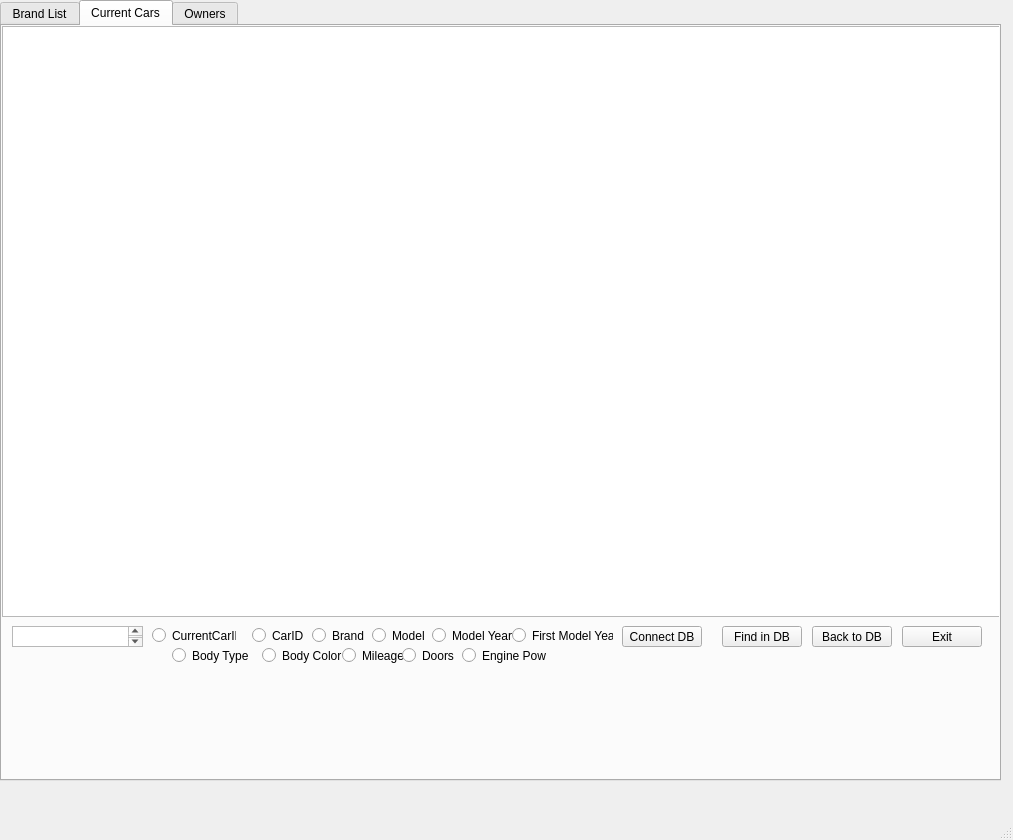
Apache163/Cars2.1, file Cars_Database/mainwindow.ui: the form before one commit.
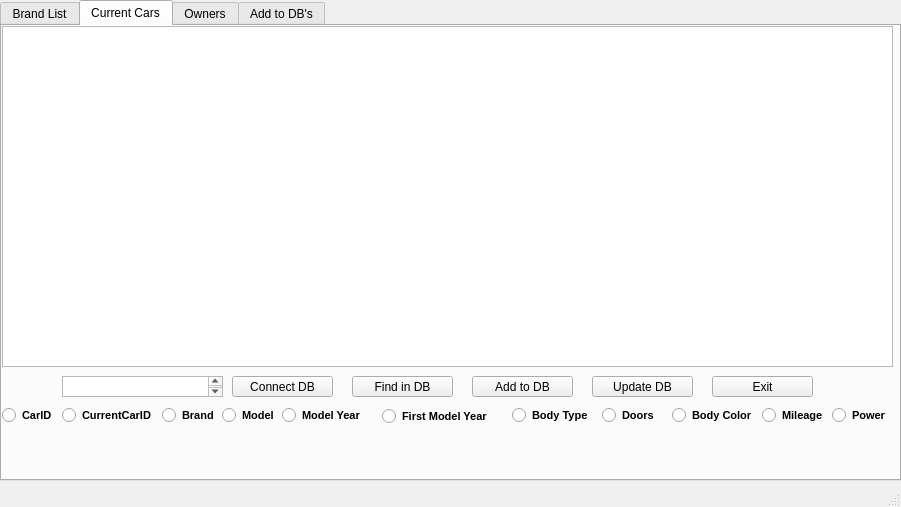
The form after the commit. The open tabs and pages were chosen to show the change.

```diff
--- a/Cars_Database/mainwindow.ui
+++ b/Cars_Database/mainwindow.ui
@@ -6,8 +6,8 @@
    <rect>
     <x>0</x>
     <y>0</y>
-    <width>1013</width>
-    <height>840</height>
+    <width>901</width>
+    <height>507</height>
    </rect>
   </property>
   <property name="windowTitle">
@@ -19,8 +19,8 @@
      <rect>
       <x>0</x>
       <y>0</y>
-      <width>1001</width>
-      <height>781</height>
+      <width>901</width>
+      <height>481</height>
      </rect>
     </property>
     <property name="currentIndex">
@@ -219,21 +219,167 @@
      <widget class="QTextEdit" name="textEdit_2">
       <property name="geometry">
        <rect>
-        <x>10</x>
-        <y>600</y>
-        <width>131</width>
+        <x>60</x>
+        <y>350</y>
+        <width>161</width>
         <height>21</height>
        </rect>
       </property>
      </widget>
-     <widget class="QRadioButton" name="radioButton_9">
+     <widget class="QPushButton" name="pushButton_FindDB2">
       <property name="geometry">
        <rect>
-        <x>150</x>
-        <y>600</y>
-        <width>84</width>
+        <x>350</x>
+        <y>350</y>
+        <width>101</width>
+        <height>21</height>
+       </rect>
+      </property>
+      <property name="text">
+       <string>Find in DB</string>
+      </property>
+     </widget>
+     <widget class="QPushButton" name="pushButton_UpdateDB2">
+      <property name="geometry">
+       <rect>
+        <x>590</x>
+        <y>350</y>
+        <width>101</width>
+        <height>21</height>
+       </rect>
+      </property>
+      <property name="text">
+       <string>Update DB</string>
+      </property>
+     </widget>
+     <widget class="QPushButton" name="pushButton_Exit2">
+      <property name="geometry">
+       <rect>
+        <x>710</x>
+        <y>350</y>
+        <width>101</width>
+        <height>21</height>
+       </rect>
+      </property>
+      <property name="text">
+       <string>Exit</string>
+      </property>
+     </widget>
+     <widget class="QTableView" name="tableView_2">
+      <property name="geometry">
+       <rect>
+        <x>0</x>
+        <y>0</y>
+        <width>891</width>
+        <height>341</height>
+       </rect>
+      </property>
+     </widget>
+     <widget class="QPushButton" name="pushButton_ConnectDB2">
+      <property name="geometry">
+       <rect>
+        <x>230</x>
+        <y>350</y>
+        <width>101</width>
+        <height>21</height>
+       </rect>
+      </property>
+      <property name="text">
+       <string>Connect DB</string>
+      </property>
+     </widget>
+     <widget class="QPushButton" name="pushButton_AddToDB2">
+      <property name="geometry">
+       <rect>
+        <x>470</x>
+        <y>350</y>
+        <width>101</width>
+        <height>21</height>
+       </rect>
+      </property>
+      <property name="text">
+       <string>Add to DB</string>
+      </property>
+     </widget>
+     <widget class="QRadioButton" name="radioButton_Mileage2">
+      <property name="geometry">
+       <rect>
+        <x>760</x>
+        <y>380</y>
+        <width>71</width>
         <height>19</height>
        </rect>
+      </property>
+      <property name="font">
+       <font>
+        <family>Arimo</family>
+        <pointsize>8</pointsize>
+        <weight>75</weight>
+        <bold>true</bold>
+       </font>
+      </property>
+      <property name="text">
+       <string>Mileage</string>
+      </property>
+     </widget>
+     <widget class="QRadioButton" name="radioButton_Brand2">
+      <property name="geometry">
+       <rect>
+        <x>160</x>
+        <y>380</y>
+        <width>67</width>
+        <height>19</height>
+       </rect>
+      </property>
+      <property name="font">
+       <font>
+        <family>Arimo</family>
+        <pointsize>8</pointsize>
+        <weight>75</weight>
+        <bold>true</bold>
+       </font>
+      </property>
+      <property name="text">
+       <string>Brand</string>
+      </property>
+     </widget>
+     <widget class="QRadioButton" name="radioButton_Model2">
+      <property name="geometry">
+       <rect>
+        <x>220</x>
+        <y>380</y>
+        <width>61</width>
+        <height>19</height>
+       </rect>
+      </property>
+      <property name="font">
+       <font>
+        <family>Arimo</family>
+        <pointsize>8</pointsize>
+        <weight>75</weight>
+        <bold>true</bold>
+       </font>
+      </property>
+      <property name="text">
+       <string>Model</string>
+      </property>
+     </widget>
+     <widget class="QRadioButton" name="radioButton_CCID2">
+      <property name="geometry">
+       <rect>
+        <x>60</x>
+        <y>380</y>
+        <width>111</width>
+        <height>19</height>
+       </rect>
+      </property>
+      <property name="font">
+       <font>
+        <family>Arimo</family>
+        <pointsize>8</pointsize>
+        <weight>75</weight>
+        <bold>true</bold>
+       </font>
       </property>
       <property name="text">
        <string>CurrentCarID</string>
@@ -242,11 +388,40 @@
      <widget class="QRadioButton" name="radioButton_10">
       <property name="geometry">
        <rect>
-        <x>250</x>
-        <y>600</y>
-        <width>51</width>
+        <x>600</x>
+        <y>380</y>
+        <width>61</width>
         <height>19</height>
        </rect>
+      </property>
+      <property name="font">
+       <font>
+        <family>Arimo</family>
+        <pointsize>8</pointsize>
+        <weight>75</weight>
+        <bold>true</bold>
+       </font>
+      </property>
+      <property name="text">
+       <string>Doors</string>
+      </property>
+     </widget>
+     <widget class="QRadioButton" name="radioButton_CarID2">
+      <property name="geometry">
+       <rect>
+        <x>0</x>
+        <y>380</y>
+        <width>61</width>
+        <height>19</height>
+       </rect>
+      </property>
+      <property name="font">
+       <font>
+        <family>Arimo</family>
+        <pointsize>8</pointsize>
+        <weight>75</weight>
+        <bold>true</bold>
+       </font>
       </property>
       <property name="text">
        <string>CarID</string>
@@ -255,182 +430,108 @@
      <widget class="QRadioButton" name="radioButton_11">
       <property name="geometry">
        <rect>
-        <x>310</x>
-        <y>600</y>
-        <width>84</width>
+        <x>280</x>
+        <y>380</y>
+        <width>91</width>
         <height>19</height>
        </rect>
       </property>
-      <property name="text">
-       <string>Brand</string>
-      </property>
-     </widget>
-     <widget class="QRadioButton" name="radioButton_12">
-      <property name="geometry">
-       <rect>
-        <x>370</x>
-        <y>600</y>
-        <width>61</width>
-        <height>19</height>
-       </rect>
-      </property>
-      <property name="text">
-       <string>Model</string>
-      </property>
-     </widget>
-     <widget class="QRadioButton" name="radioButton_13">
-      <property name="geometry">
-       <rect>
-        <x>430</x>
-        <y>600</y>
-        <width>84</width>
-        <height>19</height>
-       </rect>
+      <property name="font">
+       <font>
+        <family>Arimo</family>
+        <pointsize>8</pointsize>
+        <weight>75</weight>
+        <bold>true</bold>
+       </font>
       </property>
       <property name="text">
        <string>Model Year</string>
       </property>
      </widget>
-     <widget class="QRadioButton" name="radioButton_14">
+     <widget class="QRadioButton" name="radioButton_BodyColor2">
+      <property name="geometry">
+       <rect>
+        <x>670</x>
+        <y>380</y>
+        <width>91</width>
+        <height>19</height>
+       </rect>
+      </property>
+      <property name="font">
+       <font>
+        <family>Arimo</family>
+        <pointsize>8</pointsize>
+        <weight>75</weight>
+        <bold>true</bold>
+       </font>
+      </property>
+      <property name="text">
+       <string>Body Color</string>
+      </property>
+     </widget>
+     <widget class="QRadioButton" name="radioButton_BodyType2">
       <property name="geometry">
        <rect>
         <x>510</x>
-        <y>600</y>
-        <width>101</width>
+        <y>380</y>
+        <width>91</width>
         <height>19</height>
        </rect>
+      </property>
+      <property name="font">
+       <font>
+        <family>Arimo</family>
+        <pointsize>8</pointsize>
+        <weight>75</weight>
+        <bold>true</bold>
+       </font>
+      </property>
+      <property name="text">
+       <string>Body Type</string>
+      </property>
+     </widget>
+     <widget class="QRadioButton" name="radioButton_Power2">
+      <property name="geometry">
+       <rect>
+        <x>830</x>
+        <y>380</y>
+        <width>61</width>
+        <height>19</height>
+       </rect>
+      </property>
+      <property name="font">
+       <font>
+        <family>Arimo</family>
+        <pointsize>8</pointsize>
+        <weight>75</weight>
+        <bold>true</bold>
+       </font>
+      </property>
+      <property name="text">
+       <string>Power</string>
+      </property>
+     </widget>
+     <widget class="QRadioButton" name="radioButton_FirstModel2">
+      <property name="geometry">
+       <rect>
+        <x>380</x>
+        <y>380</y>
+        <width>121</width>
+        <height>20</height>
+       </rect>
+      </property>
+      <property name="font">
+       <font>
+        <family>Arimo</family>
+        <pointsize>8</pointsize>
+        <weight>75</weight>
+        <bold>true</bold>
+       </font>
       </property>
       <property name="text">
        <string>First Model Year</string>
       </property>
      </widget>
-     <widget class="QRadioButton" name="radioButton_15">
-      <property name="geometry">
-       <rect>
-        <x>170</x>
-        <y>620</y>
-        <width>84</width>
-        <height>19</height>
-       </rect>
-      </property>
-      <property name="text">
-       <string>Body Type</string>
-      </property>
-     </widget>
-     <widget class="QRadioButton" name="radioButton_16">
-      <property name="geometry">
-       <rect>
-        <x>260</x>
-        <y>620</y>
-        <width>84</width>
-        <height>19</height>
-       </rect>
-      </property>
-      <property name="text">
-       <string>Body Color</string>
-      </property>
-     </widget>
-     <widget class="QRadioButton" name="radioButton_17">
-      <property name="geometry">
-       <rect>
-        <x>340</x>
-        <y>620</y>
-        <width>61</width>
-        <height>19</height>
-       </rect>
-      </property>
-      <property name="text">
-       <string>Mileage</string>
-      </property>
-     </widget>
-     <widget class="QRadioButton" name="radioButton_18">
-      <property name="geometry">
-       <rect>
-        <x>400</x>
-        <y>620</y>
-        <width>61</width>
-        <height>19</height>
-       </rect>
-      </property>
-      <property name="text">
-       <string>Doors</string>
-      </property>
-     </widget>
-     <widget class="QRadioButton" name="radioButton_19">
-      <property name="geometry">
-       <rect>
-        <x>460</x>
-        <y>620</y>
-        <width>84</width>
-        <height>19</height>
-       </rect>
-      </property>
-      <property name="text">
-       <string>Engine Power</string>
-      </property>
-     </widget>
-     <widget class="QPushButton" name="pushButton_4">
-      <property name="geometry">
-       <rect>
-        <x>720</x>
-        <y>600</y>
-        <width>80</width>
-        <height>21</height>
-       </rect>
-      </property>
-      <property name="text">
-       <string>Find in DB</string>
-      </property>
-     </widget>
-     <widget class="QPushButton" name="pushButton_5">
-      <property name="geometry">
-       <rect>
-        <x>810</x>
-        <y>600</y>
-        <width>80</width>
-        <height>21</height>
-       </rect>
-      </property>
-      <property name="text">
-       <string>Back to DB</string>
-      </property>
-     </widget>
-     <widget class="QPushButton" name="pushButton_6">
-      <property name="geometry">
-       <rect>
-        <x>900</x>
-        <y>600</y>
-        <width>80</width>
-        <height>21</height>
-       </rect>
-      </property>
-      <property name="text">
-       <string>Exit</string>
-      </property>
-     </widget>
-     <widget class="QTableView" name="tableView_2">
-      <property name="geometry">
-       <rect>
-        <x>0</x>
-        <y>0</y>
-        <width>1001</width>
-        <height>591</height>
-       </rect>
-      </property>
-     </widget>
-     <widget class="QPushButton" name="pushButton_11">
-      <property name="geometry">
-       <rect>
-        <x>620</x>
-        <y>600</y>
-        <width>80</width>
-        <height>21</height>
-       </rect>
-      </property>
-      <property name="text">
-       <string>Connect DB</string>
-      </property>
-     </widget>
     </widget>
     <widget class="QWidget" name="tab_3">
      <attribute name="title">
@@ -560,7 +661,51 @@
        <string>Owner's cars by Email</string>
       </property>
      </widget>
-     <widget class="QPushButton" name="pushButton_10">
+    </widget>
+    <widget class="QWidget" name="tab_add">
+     <attribute name="title">
+      <string>Add to DB's</string>
+     </attribute>
+     <widget class="QRadioButton" name="radioButton_AddToBrandList">
+      <property name="geometry">
+       <rect>
+        <x>100</x>
+        <y>350</y>
+        <width>131</width>
+        <height>22</height>
+       </rect>
+      </property>
+      <property name="text">
+       <string>Add to Brand List</string>
+      </property>
+     </widget>
+     <widget class="QRadioButton" name="radioButton_AddToCarsList">
+      <property name="geometry">
+       <rect>
+        <x>250</x>
+        <y>350</y>
+        <width>121</width>
+        <height>22</height>
+       </rect>
+      </property>
+      <property name="text">
+       <string>Add to Cars List</string>
+      </property>
+     </widget>
+     <widget class="QRadioButton" name="radioButton_AddToOwnersList">
+      <property name="geometry">
+       <rect>
+        <x>390</x>
+        <y>350</y>
+        <width>141</width>
+        <height>22</height>
+       </rect>
+      </property>
+      <property name="text">
+       <string>Add to Owners List</string>
+      </property>
+     </widget>
+     <widget class="QPushButton" name="pushButton_AddQuery">
       <property name="geometry">
        <rect>
         <x>560</x>
```
Left out of the diff: 563 changed lines with no effect on the pictures.
